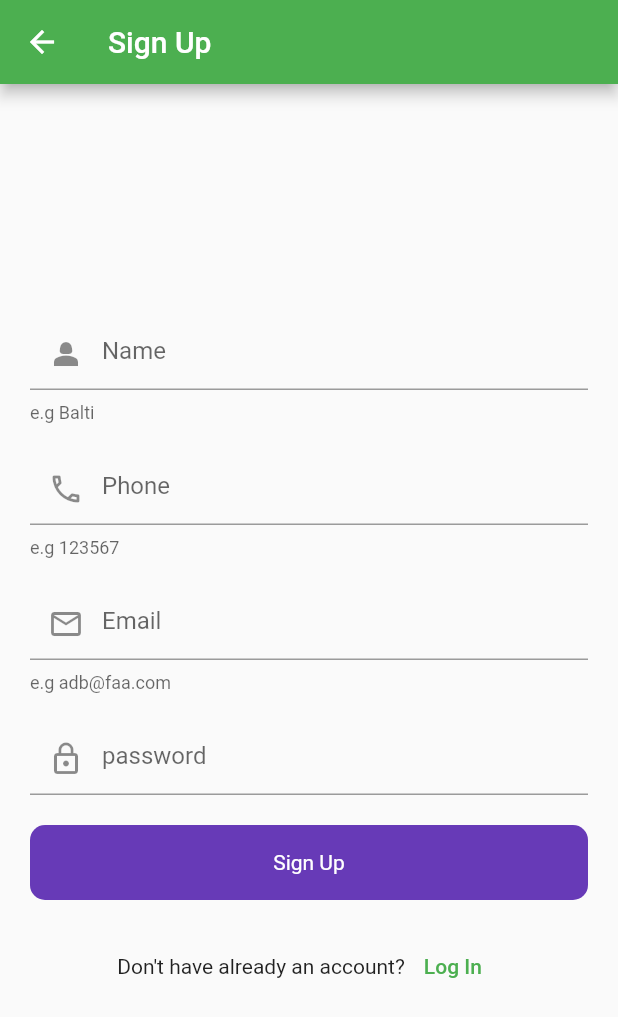
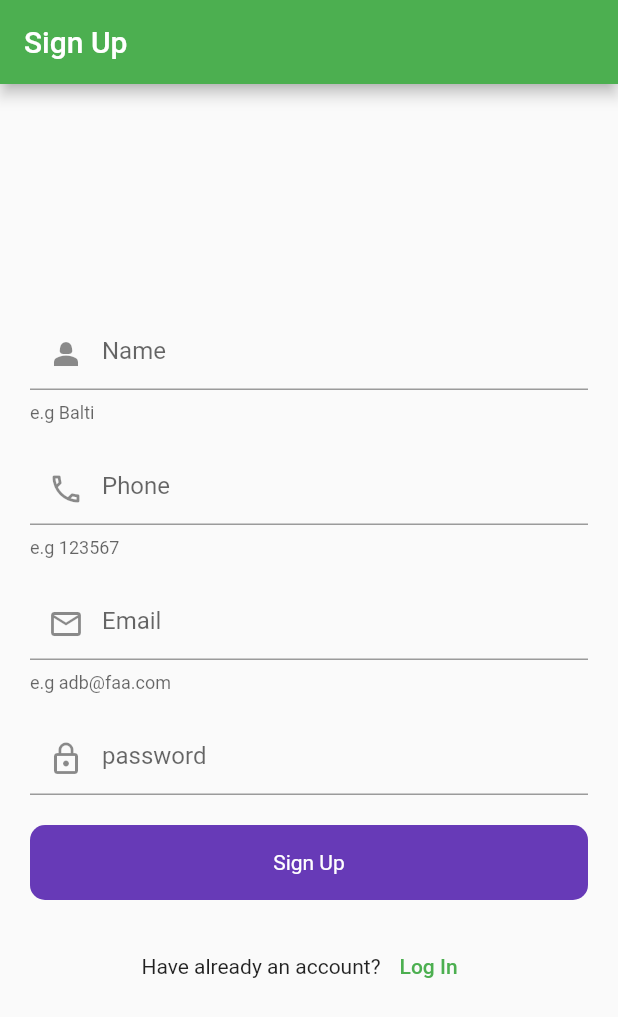
Before and after one commit to Balghari13/efuit-app, a Flutter app: the screen it shows after launch, after a tap on "Log In", after a tap on "Sign Up", on a phone screen of 412 x 824 dp. Shown: the top 1017 px of the screen. Run offline on Flutter 3.47's test engine with Material 2 defaults, Android fonts, the phone set to English and light mode, and no system bars; our stand-ins replace cloud_firestore, firebase_auth, firebase_core, fluttertoast; accounts and stored records are empty.

Commit message:
fix auth, counter btn

```diff
--- a/lib/UI/Widgets/count.dart
+++ b/lib/UI/Widgets/count.dart
@@ -39,15 +39,15 @@ class _CounterScreenState extends State<CounterScreen> {
                 });
               }
             },
-              child: Icon(Icons.remove, size: 15,)),
-          Text('$count', style: TextStyle(fontWeight: FontWeight.bold),),
+              child: Icon(Icons.remove, size: 25, weight: 50,color: Colors.grey,)),
+          Text('$count', style: TextStyle(fontWeight: FontWeight.bold, fontSize: 22),),
           InkWell(
             onTap: (){
               setState(() {
                 count++;
               });
             },
-              child: Icon(Icons.add, size: 15,)),
+              child: Icon(Icons.add, size: 25, weight: 50, color: Colors.grey, )),
         ],
       ): Center(child: InkWell(
           onTap: (){
--- a/lib/UI/auth/login_screen.dart
+++ b/lib/UI/auth/login_screen.dart
@@ -1,4 +1,4 @@
-import 'package:e_fruit_app/UI/admin/CRUD/home_screen.dart';
+
 import 'package:e_fruit_app/UI/auth/signup_screen.dart';
 import 'package:firebase_auth/firebase_auth.dart';
 import 'package:flutter/material.dart';
@@ -57,12 +57,12 @@ class _LoginScreenState extends State<LoginScreen> {
 
   @override
   Widget build(BuildContext context) {
-    return WillPopScope(
-      onWillPop: ()async{
-        SystemNavigator.pop();
-        return true;
-      },
-      child: Scaffold(
+    // return WillPopScope(
+    //   onWillPop: ()async{
+    //     SystemNavigator.pop();
+    //     return true;
+    //   },
+      return Scaffold(
         appBar: AppBar(
           automaticallyImplyLeading: false,
           title: const Text('Log In'),
@@ -124,15 +124,15 @@ class _LoginScreenState extends State<LoginScreen> {
                 Row(
                   mainAxisAlignment: MainAxisAlignment.center,
                   children: [
-                    const Text("Have already an account?"),
+                    const Text("Don't have an account?"),
                     TextButton(onPressed: (){
-Navigator.push(context, MaterialPageRoute(builder: (context)=>const SignUpScreen()));
+Navigator.pushReplacement(context, MaterialPageRoute(builder: (context)=>const SignUpScreen()));
                     }, child: const Text('Sign Up')),
                   ],
                 ),
                 const SizedBox(height: 20,),
                 TextButton(onPressed: (){
-                  Navigator.push(context, MaterialPageRoute(builder: (context)=> HomePage()));
+                  Navigator.pushReplacement(context, MaterialPageRoute(builder: (context)=> FruitsHomeScreen()));
                 }, child: const Text("Log In as Admin")),
 
 
@@ -158,7 +158,7 @@ Navigator.push(context, MaterialPageRoute(builder: (context)=>const SignUpScreen
             ),
           ),
         ),
-      ),
-    );
+      );
+    //);
   }
 }
--- a/lib/UI/auth/signup_screen.dart
+++ b/lib/UI/auth/signup_screen.dart
@@ -1,5 +1,4 @@
 import 'package:cloud_firestore/cloud_firestore.dart';
-import 'package:e_fruit_app/UI/admin/CRUD/home_screen.dart';
 import 'package:e_fruit_app/UI/shop/fruits_home.dart';
 import 'package:firebase_auth/firebase_auth.dart';
 import 'package:flutter/material.dart';
@@ -158,9 +157,9 @@ class _SignUpScreenState extends State<SignUpScreen> {
             Row(
               mainAxisAlignment: MainAxisAlignment.center,
               children: [
-                Text("Don't have already an account?"),
+                Text("Have already an account?"),
                 TextButton(onPressed: (){
-Navigator.push(context, MaterialPageRoute(builder: (context)=>LoginScreen()));
+Navigator.pushReplacement(context, MaterialPageRoute(builder: (context)=>LoginScreen()));
                 }, child: Text('Log In')),
               ],
             )
--- a/lib/UI/Widgets/splash_screen.dart
+++ b/lib/UI/splash screen/splash_screen.dart
@@ -1,6 +1,5 @@
+import 'package:e_fruit_app/UI/splash%20screen/splash_services.dart';
 import 'package:flutter/material.dart';
-import '../auth/firebase_services/splash_services.dart';
-
 
 class SplashScreen extends StatefulWidget {
   const SplashScreen({Key? key}) : super(key: key);
--- a/lib/UI/auth/firebase_services/splash_services.dart
+++ b/lib/UI/splash screen/splash_services.dart
@@ -4,8 +4,7 @@ import 'package:e_fruit_app/UI/shop/fruits_home.dart';
 import 'package:firebase_auth/firebase_auth.dart';
 import 'package:flutter/material.dart';
 
-import '../login_screen.dart';
-
+import '../auth/login_screen.dart';
 
 class SplashServices{
   void isLogin(BuildContext context){
@@ -13,12 +12,12 @@ class SplashServices{
     final user = auth.currentUser;
     if(user!=null){
       Timer(Duration(seconds: 3),
-          ()=>Navigator.push(context, MaterialPageRoute(builder: (context)=>FruitsHomeScreen()))
+          ()=>Navigator.pushReplacement(context, MaterialPageRoute(builder: (context)=>FruitsHomeScreen()))
       );
     }
     else{
       Timer(Duration(seconds: 3),
-              ()=>Navigator.push(context,
+              ()=>Navigator.pushReplacement(context,
               MaterialPageRoute(builder: (context)=>LoginScreen())));
     }
 
--- a/lib/main.dart
+++ b/lib/main.dart
@@ -1,13 +1,10 @@
 
-
-import 'package:e_fruit_app/UI/auth/signup_screen.dart';
 import 'package:e_fruit_app/provider/product_provider.dart';
 import 'package:firebase_core/firebase_core.dart';
 import 'package:flutter/material.dart';
 import 'package:provider/provider.dart';
 
-import 'UI/Widgets/splash_screen.dart';
-import 'UI/shop/fruits_home.dart';
+import 'UI/splash screen/splash_screen.dart';
 
 void main() async{
   WidgetsFlutterBinding.ensureInitialized();
```
Also changed, not shown: lib/UI/shop/fruits_list.dart (+11 -8 lines).
